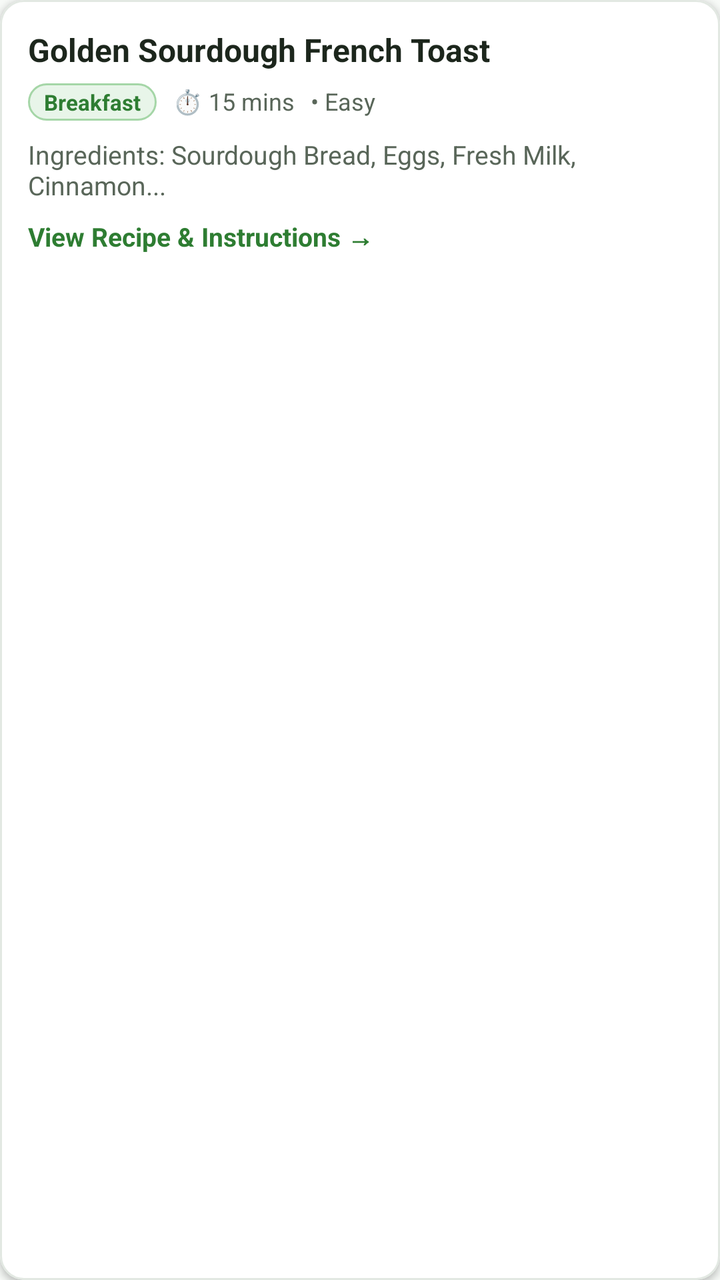
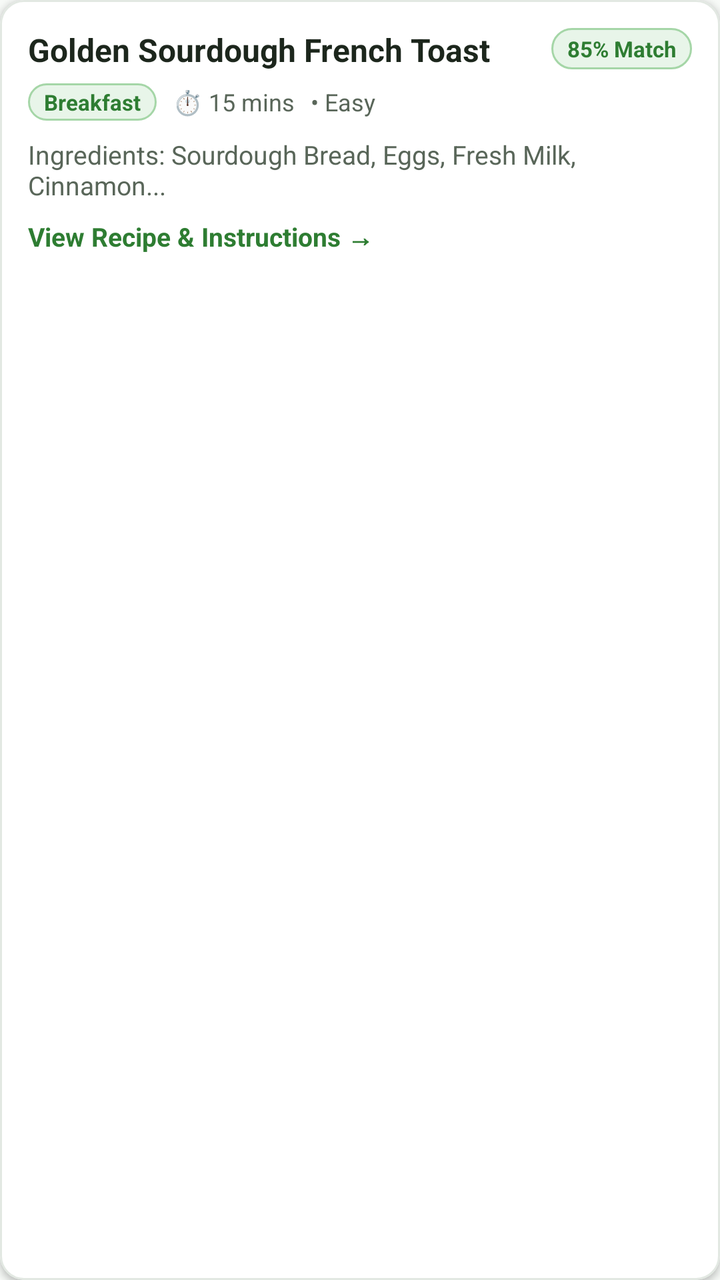

The first picture is an Android layout as it rendered before a commit; the second is the same layout after the commit. The layout source and the unified diff follow.
<!-- AndroidManifest.xml: application theme Theme.FreshCheck -->
<!-- res/layout/item_recipe.xml -->
<?xml version="1.0" encoding="utf-8"?>
<com.google.android.material.card.MaterialCardView
    xmlns:android="http://schemas.android.com/apk/res/android"
    xmlns:app="http://schemas.android.com/apk/res-auto"
    android:layout_width="match_parent"
    android:layout_height="wrap_content"
    android:layout_marginHorizontal="12dp"
    android:layout_marginVertical="6dp"
    app:cardCornerRadius="12dp"
    app:cardElevation="2dp"
    app:strokeColor="@color/card_border"
    app:strokeWidth="1dp"
    app:cardBackgroundColor="@color/card_background">

    <androidx.constraintlayout.widget.ConstraintLayout
        android:layout_width="match_parent"
        android:layout_height="wrap_content"
        android:padding="14dp">

        <TextView
            android:id="@+id/tv_recipe_title"
            android:layout_width="0dp"
            android:layout_height="wrap_content"
            android:text="Golden Sourdough French Toast"
            android:textColor="@color/text_primary"
            android:textSize="16sp"
            android:textStyle="bold"
            app:layout_constraintStart_toStartOf="parent"
            app:layout_constraintTop_toTopOf="parent"
            app:layout_constraintEnd_toEndOf="parent" />

        <LinearLayout
            android:id="@+id/layout_recipe_meta"
            android:layout_width="match_parent"
            android:layout_height="wrap_content"
            android:layout_marginTop="6dp"
            android:orientation="horizontal"
            app:layout_constraintTop_toBottomOf="@id/tv_recipe_title"
            app:layout_constraintStart_toStartOf="parent">

            <TextView
                android:id="@+id/tv_recipe_category"
                android:layout_width="wrap_content"
                android:layout_height="wrap_content"
                android:background="@drawable/bg_badge_fresh"
                android:paddingHorizontal="8dp"
                android:paddingVertical="2dp"
                android:text="Breakfast"
                android:textColor="@color/primary"
                android:textSize="11sp"
                android:textStyle="bold" />

            <TextView
                android:id="@+id/tv_recipe_time"
                android:layout_width="wrap_content"
                android:layout_height="wrap_content"
                android:layout_marginStart="8dp"
                android:text="⏱️ 15 mins"
                android:textColor="@color/text_secondary"
                android:textSize="12sp" />

            <TextView
                android:id="@+id/tv_recipe_difficulty"
                android:layout_width="wrap_content"
                android:layout_height="wrap_content"
                android:layout_marginStart="8dp"
                android:text="• Easy"
                android:textColor="@color/text_secondary"
                android:textSize="12sp" />
        </LinearLayout>

        <TextView
            android:id="@+id/tv_recipe_ingredients_preview"
            android:layout_width="match_parent"
            android:layout_height="wrap_content"
            android:layout_marginTop="8dp"
            android:text="Ingredients: Sourdough Bread, Eggs, Fresh Milk, Cinnamon..."
            android:textColor="@color/text_secondary"
            android:textSize="13sp"
            android:maxLines="2"
            android:ellipsize="end"
            app:layout_constraintTop_toBottomOf="@id/layout_recipe_meta"
            app:layout_constraintStart_toStartOf="parent" />

        <TextView
            android:id="@+id/tv_view_recipe_action"
            android:layout_width="wrap_content"
            android:layout_height="wrap_content"
            android:layout_marginTop="8dp"
            android:text="View Recipe &amp; Instructions →"
            android:textColor="@color/primary"
            android:textSize="13sp"
            android:textStyle="bold"
            app:layout_constraintTop_toBottomOf="@id/tv_recipe_ingredients_preview"
            app:layout_constraintStart_toStartOf="parent"
            app:layout_constraintBottom_toBottomOf="parent" />

    </androidx.constraintlayout.widget.ConstraintLayout>
</com.google.android.material.card.MaterialCardView>
<!-- resources referenced by this layout -->
<resources>
  <color name="card_background">#FFFFFF</color>
  <color name="card_border">#E2E8E2</color>
  <color name="primary">#2E7D32</color>
  <color name="text_primary">#1C261C</color>
  <color name="text_secondary">#596659</color>
  <!-- drawable bg_badge_fresh (drawable) -->
  <?xml version="1.0" encoding="utf-8"?>
  <shape xmlns:android="http://schemas.android.com/apk/res/android"
      android:shape="rectangle">
      <corners android:radius="16dp" />
      <solid android:color="@color/status_fresh_bg" />
      <stroke android:width="1dp" android:color="@color/status_fresh_border" />
  </shape>
  <style name="Theme.FreshCheck" parent="Theme.MaterialComponents.DayNight.NoActionBar">
          
          <item name="colorPrimary">@color/primary</item>
          <item name="colorPrimaryVariant">@color/primary_dark</item>
          <item name="colorOnPrimary">@color/text_on_primary</item>
          <item name="colorSecondary">@color/accent</item>
          <item name="colorSecondaryVariant">@color/primary</item>
          <item name="colorOnSecondary">@color/text_on_primary</item>
  
          
          <item name="android:colorBackground">@color/background</item>
          <item name="colorSurface">@color/surface</item>
          <item name="colorOnSurface">@color/text_primary</item>
  
          
          <item name="android:statusBarColor">@color/primary_dark</item>
          <item name="android:windowLightStatusBar">false</item>
  
          
          <item name="cardViewStyle">@style/Widget.FreshCheck.CardView</item>
      </style>
  <color name="status_fresh_bg">#E8F5E9</color>
  <color name="status_fresh_border">#A5D6A7</color>
  <color name="primary_dark">#1B5E20</color>
  <color name="text_on_primary">#FFFFFF</color>
  <color name="accent">#4CAF50</color>
  <color name="background">#F7FAF7</color>
  <color name="surface">#FFFFFF</color>
  <style name="Widget.FreshCheck.CardView" parent="Widget.MaterialComponents.CardView">
          <item name="cardCornerRadius">@dimen/card_corner_radius</item>
          <item name="cardElevation">@dimen/card_elevation</item>
          <item name="cardBackgroundColor">@color/card_background</item>
      </style>
  <dimen name="card_corner_radius">12dp</dimen>
  <dimen name="card_elevation">2dp</dimen>
</resources>

<!-- the commit's change to res/layout/item_recipe.xml (unified diff, before → after) -->
@@ -27,16 +27,32 @@
             android:textStyle="bold"
             app:layout_constraintStart_toStartOf="parent"
             app:layout_constraintTop_toTopOf="parent"
-            app:layout_constraintEnd_toEndOf="parent" />
+            app:layout_constraintEnd_toStartOf="@id/tv_recipe_match_badge" />
+
+        <TextView
+            android:id="@+id/tv_recipe_match_badge"
+            android:layout_width="wrap_content"
+            android:layout_height="wrap_content"
+            android:background="@drawable/bg_badge_fresh"
+            android:paddingHorizontal="8dp"
+            android:paddingVertical="3dp"
+            android:text="85% Match"
+            android:textColor="@color/primary"
+            android:textSize="11sp"
+            android:textStyle="bold"
+            app:layout_constraintEnd_toEndOf="parent"
+            app:layout_constraintTop_toTopOf="parent" />
 
         <LinearLayout
             android:id="@+id/layout_recipe_meta"
-            android:layout_width="match_parent"
+            android:layout_width="0dp"
             android:layout_height="wrap_content"
             android:layout_marginTop="6dp"
             android:orientation="horizontal"
+            android:gravity="center_vertical"
             app:layout_constraintTop_toBottomOf="@id/tv_recipe_title"
-            app:layout_constraintStart_toStartOf="parent">
+            app:layout_constraintStart_toStartOf="parent"
+            app:layout_constraintEnd_toEndOf="parent">
 
             <TextView
                 android:id="@+id/tv_recipe_category"
@@ -67,6 +83,20 @@
                 android:text="• Easy"
                 android:textColor="@color/text_secondary"
                 android:textSize="12sp" />
+
+            <TextView
+                android:id="@+id/tv_recipe_expiring_badge"
+                android:layout_width="wrap_content"
+                android:layout_height="wrap_content"
+                android:layout_marginStart="8dp"
+                android:background="@drawable/bg_badge_expiring"
+                android:paddingHorizontal="6dp"
+                android:paddingVertical="2dp"
+                android:text="🔥 Uses Expiring"
+                android:textColor="@color/status_expiring"
+                android:textSize="10sp"
+                android:textStyle="bold"
+                android:visibility="gone" />
         </LinearLayout>
 
         <TextView
@@ -83,6 +113,18 @@
             app:layout_constraintStart_toStartOf="parent" />
 
         <TextView
+            android:id="@+id/tv_recipe_missing_preview"
+            android:layout_width="match_parent"
+            android:layout_height="wrap_content"
+            android:layout_marginTop="4dp"
+            android:text="Missing: Cinnamon"
+            android:textColor="@color/status_expiring"
+            android:textSize="12sp"
+            android:visibility="gone"
+            app:layout_constraintTop_toBottomOf="@id/tv_recipe_ingredients_preview"
+            app:layout_constraintStart_toStartOf="parent" />
+
+        <TextView
             android:id="@+id/tv_view_recipe_action"
             android:layout_width="wrap_content"
             android:layout_height="wrap_content"
@@ -91,7 +133,7 @@
             android:textColor="@color/primary"
             android:textSize="13sp"
             android:textStyle="bold"
-            app:layout_constraintTop_toBottomOf="@id/tv_recipe_ingredients_preview"
+            app:layout_constraintTop_toBottomOf="@id/tv_recipe_missing_preview"
             app:layout_constraintStart_toStartOf="parent"
             app:layout_constraintBottom_toBottomOf="parent" />
 
<!-- resource entries referenced after the edit -->
@@ -3,8 +3,17 @@
   <color name="card_background">#FFFFFF</color>
   <color name="card_border">#E2E8E2</color>
   <color name="primary">#2E7D32</color>
+  <color name="status_expiring">#EF6C00</color>
   <color name="text_primary">#1C261C</color>
   <color name="text_secondary">#596659</color>
+  <!-- drawable bg_badge_expiring (drawable) -->
+  <?xml version="1.0" encoding="utf-8"?>
+  <shape xmlns:android="http://schemas.android.com/apk/res/android"
+      android:shape="rectangle">
+      <corners android:radius="16dp" />
+      <solid android:color="@color/status_expiring_bg" />
+      <stroke android:width="1dp" android:color="@color/status_expiring_border" />
+  </shape>
   <!-- drawable bg_badge_fresh (drawable) -->
   <?xml version="1.0" encoding="utf-8"?>
   <shape xmlns:android="http://schemas.android.com/apk/res/android"
@@ -34,6 +43,8 @@
           
           <item name="cardViewStyle">@style/Widget.FreshCheck.CardView</item>
       </style>
+  <color name="status_expiring_bg">#FFF3E0</color>
+  <color name="status_expiring_border">#FFCC80</color>
   <color name="status_fresh_bg">#E8F5E9</color>
   <color name="status_fresh_border">#A5D6A7</color>
   <color name="primary_dark">#1B5E20</color>
